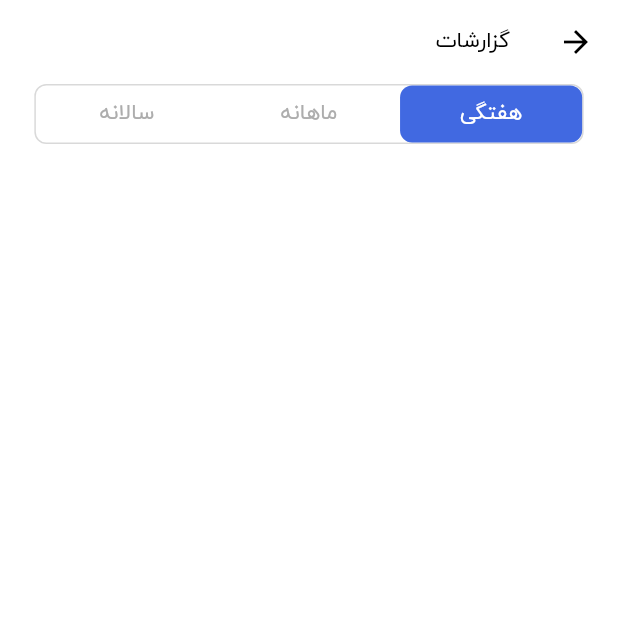
After one commit to RezaNazari051/Chortkeh, a Flutter app: the ReportScreen screen opened directly, on a phone screen of 412 x 824 dp, the top half of it. The commit adds this screen. Run offline on Flutter 3.47's test engine with Material 3 defaults, Android fonts, the phone set to English and light mode, and no system bars; our stand-ins replace animate_do, bloc, equatable, fl_chart, flutter_bloc, flutter_screenutil and 11 more; missing offline and left inert: ir_datetime_picker, tutorial_coach_mark; accounts and stored records are empty.

Commit message:
fix conflicts and push again

```diff
--- a/lib/core/screens/main_wrapper.dart
+++ b/lib/core/screens/main_wrapper.dart
@@ -2,6 +2,7 @@ import 'package:chortkeh/config/dimens/responsive.dart';
 import 'package:chortkeh/config/theme/app_color.dart';
 import 'package:chortkeh/core/bloc/bottom_navbar_cubit/bottom_navbar_cubit.dart';
 import 'package:chortkeh/features/home/presentation/screens/home_screen.dart';
+import 'package:chortkeh/features/reports/presentation/screens/report_screen.dart';
 import 'package:chortkeh/features/transaction/presentation/screens/add_transaction_screen.dart';
 import 'package:flutter/material.dart';
 import 'package:flutter_bloc/flutter_bloc.dart';
@@ -95,27 +96,7 @@ class _MainWrapperState extends State<MainWrapper>
               builder: (context) {
                 return Scaffold(
                   backgroundColor: const Color(0xfff7f9fd),
-                  appBar: AppBar(
-                    backgroundColor: const Color(0xfff7f9fd),
-                    leadingWidth: 32 + constraints.maxWidth * 0.05,
-                    leading: Padding(
-                      padding: EdgeInsetsDirectional.only(
-                          start: constraints.maxWidth * 0.05),
-                      child: SvgPicture.asset(
-                        'assets/icons/ic_chortkeh_small_logo.svg',
-                      ),
-                    ),
-                    actions: [
-                      Padding(
-                        padding: EdgeInsetsDirectional.only(
-                            end: constraints.maxWidth * 0.05),
-                        child: SvgPicture.asset(
-                          width: 32,
-                          'assets/icons/ic_message_icon.svg',
-                        ),
-                      ), // SvgPicture.string('assets/icons/ic_message_icon.svg')
-                    ],
-                  ),
+
                   floatingActionButton: SizedBox(
                     width: Responsive.isTablet()
                         ? constraints.maxWidth * 0.1
@@ -189,7 +170,7 @@ class _MainWrapperState extends State<MainWrapper>
                       controller: _tabController,
                       children:const [
                         HomeScreen(),
-                        HomeScreen(),
+                        ReportScreen(),
                         SizedBox.shrink(),
                         HomeScreen(),
                         HomeScreen(),
--- a/lib/features/home/presentation/screens/home_screen.dart
+++ b/lib/features/home/presentation/screens/home_screen.dart
@@ -11,7 +11,6 @@ import 'package:flutter_svg/flutter_svg.dart';
 import 'package:gap/gap.dart';
 import 'package:shamsi_date/shamsi_date.dart';
 import '../../../../core/utils/constants.dart';
-import '../../../../core/utils/json_data.dart';
 import '../widgets/balance_indicator_widget.dart';
 import '../widgets/channel_list_bottom_sheet.dart';
 import '../widgets/features_cards_list.dart';
@@ -34,7 +33,7 @@ class _HomeScreenState extends State<HomeScreen> {
     // cardList = dbHelper.getCards();
 
     WidgetsBinding.instance.addPostFrameCallback((_) {
-      context.read<CardCubit>().loadCards();
+      // context.read<CardCubit>().loadCards();
       context
           .read<RecentTransactionsBloc>()
           .add(GetAllTransactionsEvent(type: TransactionType.withdraw));
@@ -62,7 +61,29 @@ class _HomeScreenState extends State<HomeScreen> {
     return LayoutBuilder(
       builder: (context, constraints) {
         // final CardHelper cardHelper = locator<CardHelper>();
-        return Padding(
+        return Scaffold(
+          appBar: AppBar(
+                    backgroundColor: const Color(0xfff7f9fd),
+                    leadingWidth: 32 + constraints.maxWidth * 0.05,
+                    leading: Padding(
+                      padding: EdgeInsetsDirectional.only(
+                          start: constraints.maxWidth * 0.05),
+                      child: SvgPicture.asset(
+                        'assets/icons/ic_chortkeh_small_logo.svg',
+                      ),
+                    ),
+                    actions: [
+                      Padding(
+                        padding: EdgeInsetsDirectional.only(
+                            end: constraints.maxWidth * 0.05),
+                        child: SvgPicture.asset(
+                          width: 32,
+                          'assets/icons/ic_message_icon.svg',
+                        ),
+                      ), // SvgPicture.string('assets/icons/ic_message_icon.svg')
+                    ],
+                  ),
+          body: Padding(
             padding:
                 EdgeInsets.symmetric(horizontal: constraints.maxWidth * 0.05),
             child: CustomScrollView(
@@ -176,7 +197,7 @@ class _HomeScreenState extends State<HomeScreen> {
                   listenWhen: (previous, current) => previous.getTransactionStatus!=current.getTransactionStatus,
                   listener: (context, state) {
                     if(state.getTransactionStatus is GetTransactionCompeted){
-                    print('reload');
+                      debugPrint('reload');
                       context.read<CardCubit>().loadCards();
                     }
                   },
@@ -204,6 +225,7 @@ class _HomeScreenState extends State<HomeScreen> {
                 ),
                 const SliverGap(50)
               ],
+            ),
           ),
         );
       },
--- a/lib/features/peleh_peleh/presentation/blocs/cubit/cubit/change_tabbar_index_cubit.dart
+++ b/lib/features/peleh_peleh/presentation/blocs/cubit/cubit/change_tabbar_index_cubit.dart
@@ -8,4 +8,8 @@ class ChangeTabbarIndexCubit extends Cubit<int> {
   void changeIndex(int newIndex){
     emit(index=newIndex);
   }
+
+  void changeReportScreenTabBarIndex(int newIndex){
+emit(index=newIndex);
+  }
 }
--- /dev/null
+++ b/lib/features/reports/presentation/screens/report_screen.dart
@@ -0,0 +1,105 @@
+import 'package:chortkeh/config/theme/app_color.dart';
+import 'package:chortkeh/features/peleh_peleh/presentation/blocs/cubit/cubit/change_tabbar_index_cubit.dart';
+import 'package:flutter/material.dart';
+import 'package:flutter_bloc/flutter_bloc.dart';
+import 'package:flutter_screenutil/flutter_screenutil.dart';
+
+class ReportScreen extends StatefulWidget {
+  const ReportScreen({super.key});
+
+  @override
+  State<ReportScreen> createState() => _ReportScreenState();
+}
+
+class _ReportScreenState extends State<ReportScreen> {
+  List<String> tabLabes = ['هفتگی', 'ماهانه', 'سالانه'];
+
+  @override
+  Widget build(BuildContext context) {
+    return BlocProvider(
+      create: (context) => ChangeTabbarIndexCubit(),
+      child: Scaffold(
+        appBar: AppBar(
+          title: const Text(
+            'گزارشات',
+          ),
+        ),
+        body: Column(
+          children: [
+            BlocBuilder<ChangeTabbarIndexCubit, int>(
+              builder: (context, state) {
+                return ChrotkehTabBarWidget(
+                  tabLabes: tabLabes,
+                  state: state,
+                  onTap: (index) => context
+                      .read<ChangeTabbarIndexCubit>()
+                      .changeReportScreenTabBarIndex(index),
+                );
+              },
+            ),
+          ],
+        ),
+      ),
+    );
+  }
+}
+
+class ChrotkehTabBarWidget extends StatelessWidget {
+  const ChrotkehTabBarWidget({
+    super.key,
+    required this.tabLabes,
+    required this.onTap, required this.state,
+  });
+  final Function(int index) onTap;
+  final int state;
+  final List<String> tabLabes;
+
+  @override
+  Widget build(BuildContext context) {
+    return Container(
+      margin: EdgeInsets.symmetric(horizontal: 20.w),
+      width: double.infinity,
+      height: 40,
+      decoration: BoxDecoration(
+          borderRadius: BorderRadius.circular(8),
+          border: Border.all(color: AppColor.lightGrayColor, width: 1)),
+      child: LayoutBuilder(
+        builder: (context, constraints) {
+          return Row(
+              children: List.generate(
+            tabLabes.length,
+            (index) =>_getTap(context, index, tabLabes[index], onTap)
+
+
+          ));
+        },
+      ),
+    );
+  }
+  Widget _getTap(
+    BuildContext context,
+    int index,
+    String lable,
+    Function(int index) onTap,
+  ){
+    return  Expanded(
+      child: GestureDetector(
+        onTap: () => onTap(index),
+        child: Container(
+          height: 40,
+          decoration: BoxDecoration(
+              color: index == state ? AppColor.primaryColor : null,
+              borderRadius: BorderRadius.circular(8)),
+          child: Center(
+              child: Text(
+            lable,
+            style: Theme.of(context).textTheme.bodyMedium!.apply(
+                  color:
+                      state == index ? Colors.white : const Color(0xffADADAD),
+                ),
+          )),
+        ),
+      ),
+    );
+  }
+}
--- a/lib/features/transaction/presentation/screens/add_transaction_screen.dart
+++ b/lib/features/transaction/presentation/screens/add_transaction_screen.dart
@@ -3,11 +3,11 @@
 import 'package:chortkeh/config/theme/app_color.dart';
 import 'package:chortkeh/core/widgets/app_buttons.dart';
 import 'package:chortkeh/core/widgets/app_text_form_field.dart';
-import 'package:chortkeh/features/home/presentation/bloc/manage_cards_bloc/card_cubit.dart';
 import 'package:chortkeh/features/home/presentation/bloc/recent_transactions_bloc/recent_transactions_bloc.dart';
 import 'package:chortkeh/features/home/presentation/screens/home_screen.dart';
 import 'package:chortkeh/features/home/presentation/widgets/channel_list_bottom_sheet.dart';
 import 'package:chortkeh/features/peleh_peleh/presentation/blocs/cubit/cubit/change_tabbar_index_cubit.dart';
+import 'package:chortkeh/features/reports/presentation/screens/report_screen.dart';
 import 'package:chortkeh/features/transaction/data/models/transaction_model.dart';
 import 'package:chortkeh/features/transaction/presentation/bloc/transaction_form_bloc/bloc/add_transaction_status.dart';
 import 'package:chortkeh/features/transaction/presentation/bloc/transaction_form_bloc/bloc/transaction_form_bloc.dart';
@@ -16,7 +16,6 @@ import 'package:flutter_bloc/flutter_bloc.dart';
 import 'package:flutter_svg/svg.dart';
 import 'package:gap/gap.dart';
 import '../../../../core/utils/constants.dart';
-import '../../../peleh_peleh/presentation/screens/peleh_screen.dart';
 import '../widgets/select_date_and_time_bottom_sheet.dart';
 import '../widgets/select_transaction_bottom_sheet.dart';
 
@@ -73,13 +72,9 @@ class _AddTransactionScreenState extends State<AddTransactionScreen> {
                 preferredSize: const Size.fromHeight(60),
                 child: SizedBox(
                   height: 40,
-                  child: ChortkehTabBar(
-                    titles: const ['دریافت', 'پرداخت'],
-                    state: tabState,
-                    onTap: (index) {
-                      context.read<ChangeTabbarIndexCubit>().changeIndex(index);
-                      context.read<TransactionFormBloc>().add(ResetTransactionFormEvent());
-                    },
+                  child: ChrotkehTabBarWidget(tabLabes: const ['دریافت','پرداخت'], onTap: (index) {
+                    context.read<ChangeTabbarIndexCubit>().changeIndex(index);
+                  }, state: tabState
                   ),
                 ),
               ),
--- a/lib/main.dart
+++ b/lib/main.dart
@@ -12,7 +12,6 @@ import 'package:flutter_screenutil/flutter_screenutil.dart';
 import 'package:flutter_bloc/flutter_bloc.dart';
 
 import 'core/bloc/bottom_navbar_cubit/bottom_navbar_cubit.dart';
-import 'core/screens/main_wrapper.dart';
 import 'features/intro/presentation/screens/splash_screen.dart';
 
 
```
Lines whose indentation alone changed are shown as unchanged.
